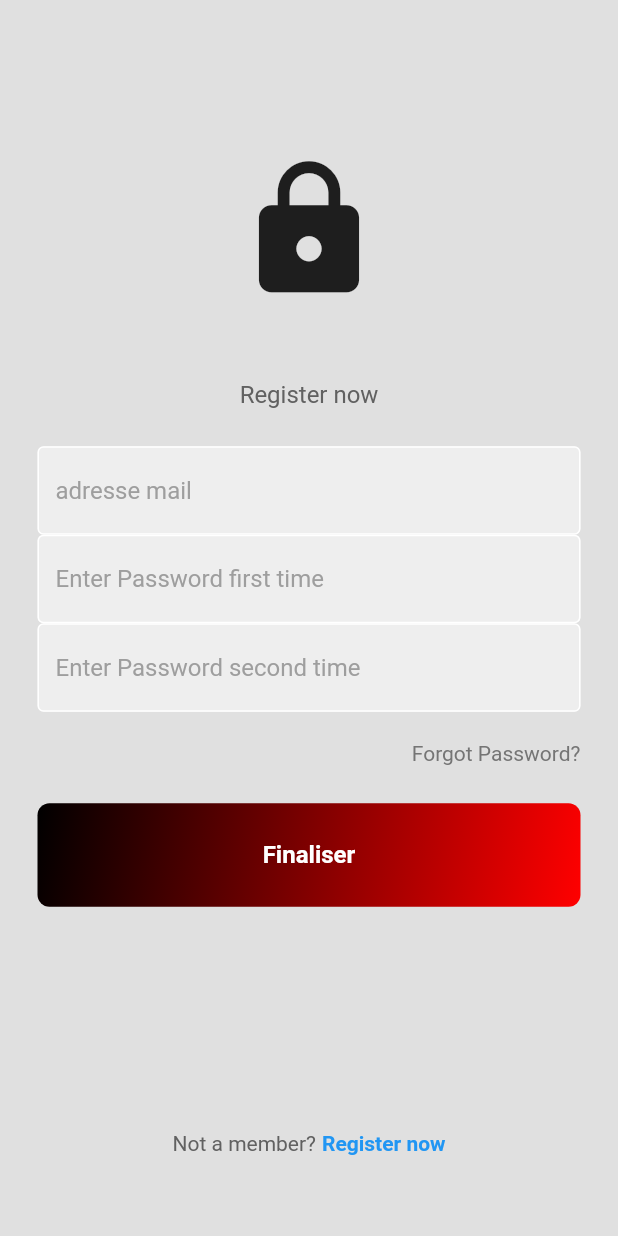
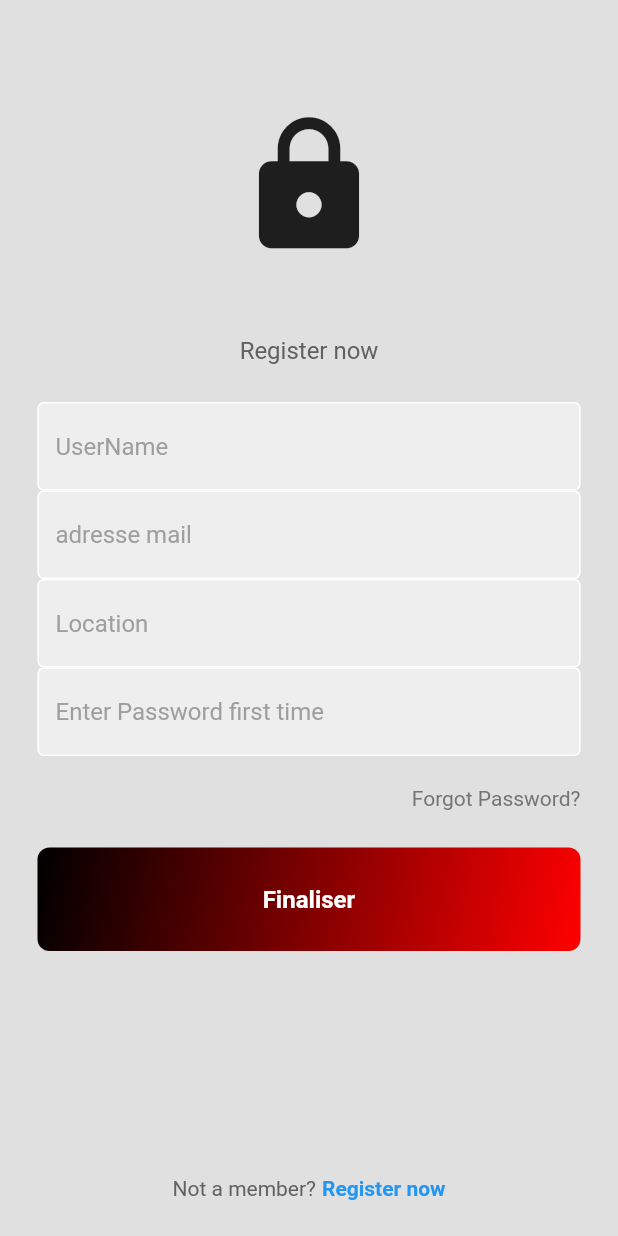
Before and after one commit to lucas-987/projet_pam, a Flutter app: the screen it shows after launch, after a tap on "Sign In", after a tap on "Register now", on a phone screen of 412 x 824 dp. Run offline on Flutter 3.47's test engine with Material 2 defaults, Android fonts, the light colour scheme and no system bars; our stand-ins replace flutter_colorpicker, shared_preferences.

Commit message:
Commit qui fait avancer le smilblick

```diff
--- a/share_wood_front/lib/Model/user.dart
+++ b/share_wood_front/lib/Model/user.dart
@@ -3,21 +3,34 @@
 
 
 
+import 'package:share_wood_front/Model/role.dart';
+
 final String tableevent = "event";
 
 class User {
-  int id;
+
   String username;
+  String password;
   String email;
   String location;
-
+  int role;
   User({
-    required this.id,
     required this.username,
     required this.email,
     required this.location,
+    required this.password,
+    required this.role
 
   });
+
+  Map<String, dynamic> toJson() => {
+    'username': username,
+    'email': email,
+    'password': password,
+    'location': location,
+    'role': role,
+  };
+
 
 
 
--- a/share_wood_front/lib/front_pages/connexion.dart
+++ b/share_wood_front/lib/front_pages/connexion.dart
@@ -1,3 +1,5 @@
+
+import 'dart:convert';
 
 import 'package:flutter/material.dart';
 import 'package:share_wood_front/front_pages/register.dart';
@@ -5,7 +7,7 @@ import 'package:share_wood_front/front_pages/register.dart';
 import '../component/my_button.dart';
 import '../component/my_textfield.dart';
 
-
+import 'package:http/http.dart' as http;
 class Connexion extends StatefulWidget {
   Connexion({super.key});
 
@@ -30,13 +32,25 @@ class _ConnexionState extends State<Connexion> {
       return'Entrer au moin 4 caractères';
     }else return null;
   }
+
+  Future<http.Response> login(String username, String password) async {
+    final response = await http.post(
+      Uri.parse('http://localhost:8080/api/login?username=$username&password=$password'),
+    );
+
+    final token = response.headers.values.elementAt(1);
+    return response;
+  }
   @override
   Widget build(BuildContext context) {
 
 
-    void signUserIn() {
+    void signUserIn() async{
       if(this.formKey.currentState!.validate()){
-        Navigator.pushNamed(context, '/showEvents');
+        http.Response response = await login(usernameController.text,passwordController.text);
+        if(response.statusCode==200){
+          Navigator.pushNamed(context, '/showEvents');
+        }
       }
     }
     return Scaffold(
@@ -72,8 +86,8 @@ class _ConnexionState extends State<Connexion> {
               const SizedBox(height: 25),
 
               // username textfield
-              buildTextForm("UserName",checkFieldEmpty),
-              buildTextForm("Password",checkFieldEmpty),
+              buildTextForm(usernameController,'UserName',checkFieldEmpty),
+              buildTextForm(passwordController,"Password",checkFieldEmpty),
 
 
               const SizedBox(height: 10),
@@ -148,9 +162,10 @@ class _ConnexionState extends State<Connexion> {
   }
 
 
-  Widget buildTextForm(String message,String? Function(String?) myfunction)=>Padding(
+  Widget buildTextForm(TextEditingController message,String hint,String? Function(String?) myfunction)=>Padding(
     padding: const EdgeInsets.symmetric(horizontal: 25.0),
     child: TextFormField(
+      controller: message,
       obscureText: true,
       decoration: InputDecoration(
           enabledBorder: const OutlineInputBorder(
@@ -161,7 +176,7 @@ class _ConnexionState extends State<Connexion> {
           ),
           fillColor: Colors.grey.shade200,
           filled: true,
-          hintText:  message,
+          hintText:  hint,
           hintStyle: TextStyle(color: Colors.grey[500])
 
       ),
--- a/share_wood_front/lib/front_pages/register.dart
+++ b/share_wood_front/lib/front_pages/register.dart
@@ -1,9 +1,14 @@
+
+import 'dart:convert';
 
 import 'package:flutter/material.dart';
 
+import '../Model/role.dart';
+import '../Model/user.dart';
 import '../component/my_button.dart';
 import '../component/my_textfield.dart';
 
+import 'package:http/http.dart' as http;
 
 class Register extends StatefulWidget {
   Register({super.key});
@@ -21,6 +26,9 @@ class _RegisterState extends State<Register> {
   // text editing controllers
 
   final usernameController = TextEditingController();
+
+  final mailController = TextEditingController();
+  final locationController = TextEditingController();
   final passwordController = TextEditingController();
 
 
@@ -32,11 +40,31 @@ class _RegisterState extends State<Register> {
       return'Entrer au moin 4 caractères';
     }else return null;
   }
+
+
+
+  Future<http.Response> signIn(User user) async {
+    final http.Response response = await http.post(
+      Uri.parse('https://localhost:8080/api/user'),
+      headers: <String, String>{
+        'Content-Type': 'application/json; charset=UTF-8',
+      },
+      body: jsonEncode(user.toJson()),
+    );
+
+    final token = response.headers.values.elementAt(1);
+    return response;
+  }
+
   @override
   Widget build(BuildContext context) {
-    void signUserIn() {
+    void signUserIn() async {
       if(this.formKey.currentState!.validate()){
-        Navigator.pushNamed(context, '/showEvents');
+        http.Response response = await signIn(new User(username: usernameController.text,
+            email: mailController.text, location: locationController.text, password: passwordController.text, role: 0));
+        if(response.statusCode==200){
+          Navigator.pushNamed(context, '/');
+        }
       }
     }
     return Scaffold(
@@ -72,9 +100,10 @@ class _RegisterState extends State<Register> {
                   const SizedBox(height: 25),
 
                   // username textfield
-                  buildTextForm("adresse mail"),
-                  buildTextForm("Enter Password first time "),
-                  buildTextForm("Enter Password second time "),
+                  buildTextForm(usernameController,"UserName",checkFieldEmpty),
+                  buildTextForm(mailController,"adresse mail",checkFieldEmpty),
+                  buildTextForm(locationController, "Location",checkFieldEmpty),
+                  buildTextForm(passwordController,"Enter Password first time ",checkFieldEmpty),
 
                   const SizedBox(height: 10),
                   const SizedBox(height: 10),
@@ -137,10 +166,11 @@ class _RegisterState extends State<Register> {
       ),
     );
   }
-  Widget buildTextForm(String message)=>Padding(
+  Widget buildTextForm(TextEditingController message,String hint,String? Function(String?) myfunction)=>Padding(
     padding: const EdgeInsets.symmetric(horizontal: 25.0),
     child: TextFormField(
-        obscureText: true,
+        controller: message,
+        obscureText: false,
         decoration: InputDecoration(
             enabledBorder: const OutlineInputBorder(
               borderSide: BorderSide(color: Colors.white),
@@ -150,11 +180,11 @@ class _RegisterState extends State<Register> {
             ),
             fillColor: Colors.grey.shade200,
             filled: true,
-            hintText:  message,
+            hintText:  hint,
             hintStyle: TextStyle(color: Colors.grey[500])
 
         ),
-        validator: checkFieldEmpty
+        validator: myfunction
     ),
 
   );
--- a/share_wood_front/pubspec.yaml
+++ b/share_wood_front/pubspec.yaml
@@ -30,7 +30,7 @@ environment:
 # versions available, run `flutter pub outdated`.
 dependencies:
 
-
+  http: ^0.13.5
   flutter_colorpicker: ^1.0.3
   shared_preferences: ^2.0.16
   flutter_staggered_grid_view: ^0.4.1
```
Also changed, not shown: share_wood_front/lib/Model/token.dart (added, +21 -0 lines), share_wood_front/lib/front_pages/list_event.dart (+3 -35 lines), share_wood_front/pubspec.lock.
